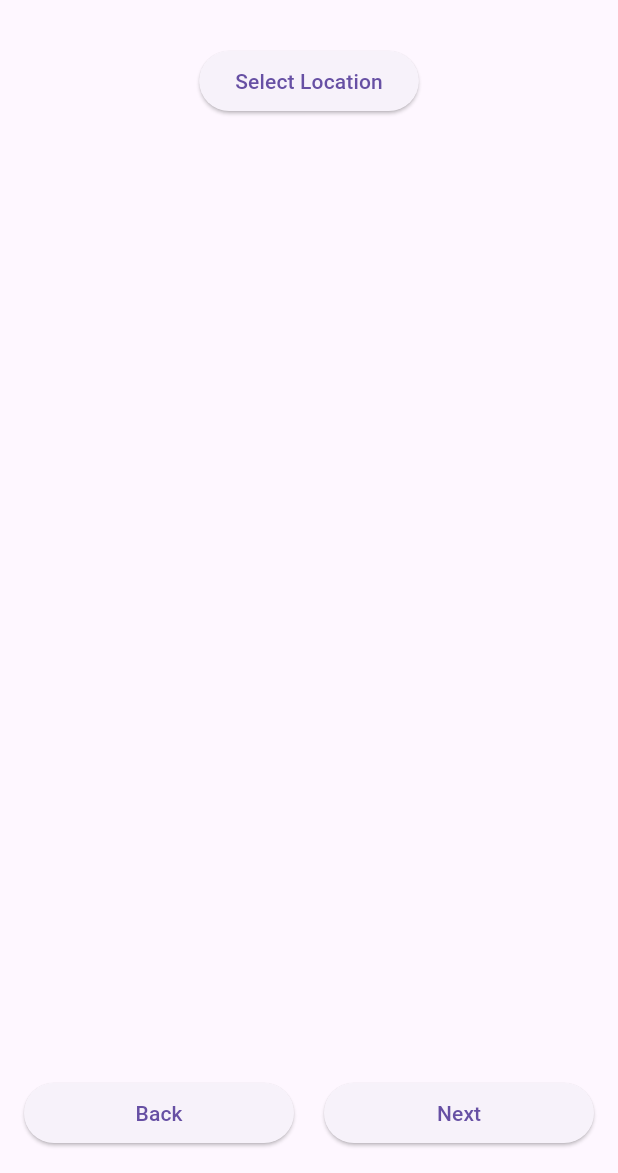
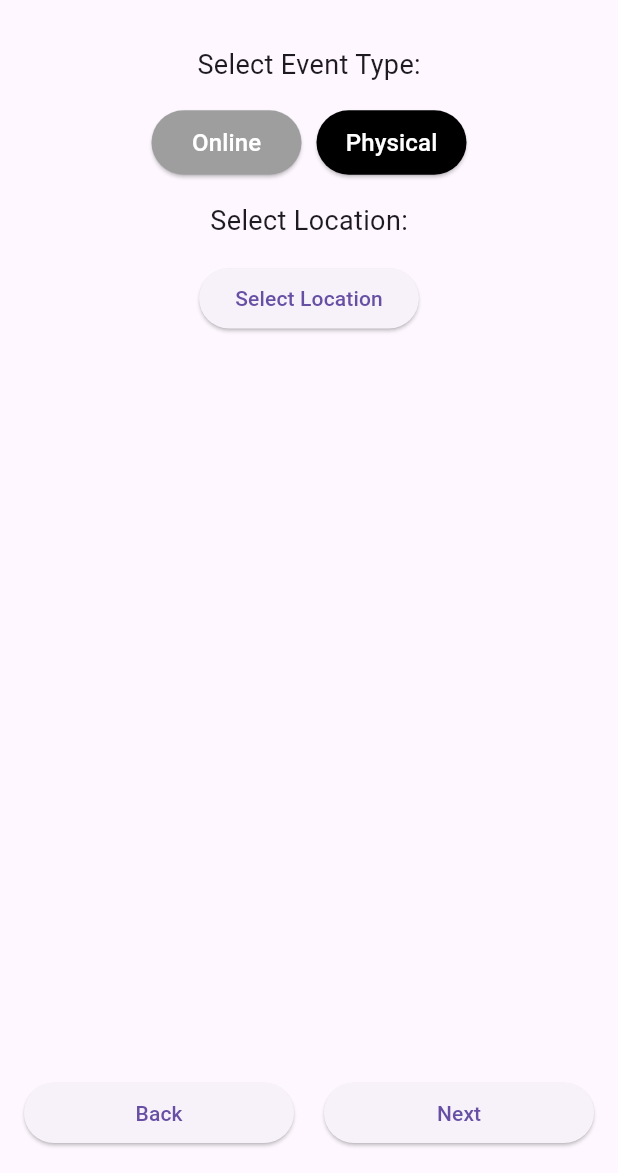
Before and after one commit to Thambara-20/TagMe, a Flutter app: the AddEventForm screen opened directly, swiped to page 2, on a phone screen of 412 x 824 dp, the part 63-1236 px from its top. Run offline on Flutter 3.47's test engine with Material 3 defaults, Android fonts, the phone set to English and light mode, and no system bars; our stand-ins replace cloud_firestore, curved_navigation_bar, firebase_auth, firebase_core, flutter_countdown_timer, font_awesome_flutter and 7 more; missing offline and left inert: flutter_osm_plugin; accounts and stored records are empty; generated files the repository leaves out were written again.

Commit message:
added new filter

```diff
--- a/tag_me/lib/constants/constants.dart
+++ b/tag_me/lib/constants/constants.dart
@@ -127,7 +127,7 @@ const kNavbarSelectedIconColor = Colors.blue;
 
 const kLogoutButtonColor = Color.fromARGB(255, 0, 0, 0);
 const kProfileNormalTextColor = Color.fromARGB(255, 255, 255, 255);
-const kProfilePageBackgroundColorI = Color.fromARGB(255, 0, 43, 103);
+const kProfilePageBackgroundColorI = Color.fromARGB(255, 44, 44, 44);
 const kProfilePageBackgroundColorII = Color.fromARGB(255, 0, 0, 0);
 const kProfileCloseButtonColor = Color.fromARGB(255, 255, 255, 255);
 const kAvatarBackgroundColor = Color.fromARGB(255, 255, 255, 255);
--- a/tag_me/lib/models/event.dart
+++ b/tag_me/lib/models/event.dart
@@ -10,6 +10,7 @@ class Event {
   Map<String, double> coordinates;
   bool isParticipating;
   List<String> participants;
+  late bool isOnline;
 
   Event({
     required this.id,
@@ -23,6 +24,7 @@ class Event {
     required this.geoPoint,
     required this.coordinates,
     required this.participants,
+    required this.isOnline,
   });
 
   Map<String, dynamic> toJson() {
@@ -38,6 +40,7 @@ class Event {
       'coordinates': coordinates, // Include the coordinates field
       'isParticipating': isParticipating,
       'participants': participants,
+      'isOnline': isOnline,
     };
   }
 
@@ -54,6 +57,7 @@ class Event {
       geoPoint: List<double>.from(json['geoPoint']),
       coordinates: Map<String, double>.from(json['coordinates']),
       participants: List<String>.from(json['participants']),
+      isOnline: json['isOnline'],
     );
   }
 }
--- a/tag_me/lib/screens/EventsPage/AddEventPage/AddEventPage.dart
+++ b/tag_me/lib/screens/EventsPage/AddEventPage/AddEventPage.dart
@@ -33,6 +33,7 @@ class _AddEventFormState extends State<AddEventForm> {
     creator: '',
     name: '',
     district: '',
+    isOnline: false,
     startTime: DateTime.now(),
     endTime: DateTime.now(),
     location: '',
@@ -47,8 +48,8 @@ class _AddEventFormState extends State<AddEventForm> {
     super.initState();
     getClub();
 
-
     if (widget.selectedEvent != null) {
+      event.isOnline = widget.selectedEvent!.isOnline;
       event.id = widget.selectedEvent!.id;
       _nameController.text = widget.selectedEvent!.name;
       event.startTime = widget.selectedEvent!.startTime;
@@ -176,6 +177,7 @@ class _AddEventFormState extends State<AddEventForm> {
       if (user != null) {
         Event newEvent = Event(
           id: event.id,
+          isOnline: event.isOnline,
           creator: user.uid,
           name: _nameController.text,
           district: event.district,
--- a/tag_me/lib/screens/EventsPage/AddEventPage/DateTimePage.dart
+++ b/tag_me/lib/screens/EventsPage/AddEventPage/DateTimePage.dart
@@ -1,3 +1,5 @@
+// ignore_for_file: file_names
+
 import 'package:flutter/material.dart';
 import 'package:tag_me/screens/EventsPage/AddEventPage/DateTimePicker.dart';
 
@@ -8,7 +10,7 @@ class DateTimePage extends StatelessWidget {
   final VoidCallback onBack;
   final VoidCallback onSave;
 
-  DateTimePage({
+  const DateTimePage({
     Key? key,
     required this.event,
     required this.onBack,
@@ -37,7 +39,9 @@ class DateTimePage extends StatelessWidget {
                           newDateTime.year,
                           newDateTime.month,
                           newDateTime.day,
-                        ).add(Duration(days: 1)); // Add one day to set to midnight of the next day
+                        ).add(const Duration(
+                            days:
+                                1)); // Add one day to set to midnight of the next day
                       },
                     ),
                     const SizedBox(height: 20),
--- a/tag_me/lib/screens/EventsPage/AddEventPage/LocationPage.dart
+++ b/tag_me/lib/screens/EventsPage/AddEventPage/LocationPage.dart
@@ -4,6 +4,7 @@ import 'package:flutter/material.dart';
 import 'package:flutter_osm_plugin/flutter_osm_plugin.dart';
 import 'package:geocoding/geocoding.dart';
 import 'package:geolocator/geolocator.dart';
+import 'package:get/get_connect/http/src/utils/utils.dart';
 import 'package:tag_me/utilities/locationService.dart';
 import 'package:tag_me/models/event.dart';
 
@@ -24,6 +25,14 @@ class LocationPage extends StatefulWidget {
 }
 
 class _LocationPageState extends State<LocationPage> {
+  bool isOnline = false;
+
+  @override
+  void initState() {
+    super.initState();
+    isOnline = widget.event.isOnline;
+  }
+
   @override
   Widget build(BuildContext context) {
     return Scaffold(
@@ -33,8 +42,73 @@ class _LocationPageState extends State<LocationPage> {
           children: [
             Expanded(
               child: Center(
-                child: Column(
-                  children: [
+                child: Column(children: [
+                  const Text(
+                    'Select Event Type:',
+                    style: TextStyle(fontSize: 18),
+                  ),
+                  const SizedBox(height: 15),
+                  OverflowBar(
+                    alignment: MainAxisAlignment.center,
+                    children: <Widget>[
+                      SizedBox(
+                        width: 100,
+                        child: ElevatedButton(
+                          style: ElevatedButton.styleFrom(
+                            backgroundColor:
+                                isOnline ? Colors.black : Colors.grey,
+                            foregroundColor: Colors.white, // Change text color
+                            padding: const EdgeInsets.all(10), // Add padding
+                            shape: RoundedRectangleBorder(
+                              borderRadius: BorderRadius.circular(
+                                  25), // Add border radius
+                            ),
+                          ),
+                          onPressed: () {
+                            setState(() {
+                              isOnline = true;
+                              widget.event.isOnline = isOnline;
+                              widget.event.location = 'Online Event';
+                            });
+                          },
+                          child: const Text('Online',
+                              style: TextStyle(fontSize: 16)),
+                        ),
+                      ),
+                      const SizedBox(width: 10),
+                      SizedBox(
+                        width: 100,
+                        child: ElevatedButton(
+                          style: ElevatedButton.styleFrom(
+                            backgroundColor:
+                                !isOnline ? Colors.black : Colors.grey,
+                            foregroundColor: Colors.white, // Change text color
+                            padding: const EdgeInsets.all(10), // Add padding
+                            shape: RoundedRectangleBorder(
+                              borderRadius: BorderRadius.circular(
+                                  25), // Add border radius
+                            ),
+                          ),
+                          onPressed: () {
+                            setState(() {
+                              isOnline = false;
+                              widget.event.isOnline = isOnline;
+                              widget.event.location = 'Online Event';
+                            });
+                          },
+                          child: const Text('Physical',
+                              style: TextStyle(fontSize: 16)),
+                        ),
+                      ),
+                    ],
+                  ),
+                  const SizedBox(height: 15),
+                  if (!widget.event.isOnline) ...[
+                    const Text(
+                      'Select Location:',
+                      style: TextStyle(fontSize: 18),
+                    ),
+                    const SizedBox(height: 15),
                     ElevatedButton(
                       onPressed: () async {
                         var p = await showSimplePickerLocation(
@@ -77,13 +151,15 @@ class _LocationPageState extends State<LocationPage> {
                       child: Padding(
                         padding: const EdgeInsets.all(16.0),
                         child: Text(
-                          widget.event.location,
+                          widget.event.location == "Online Event"
+                              ? ""
+                              : widget.event.location,
                           style: const TextStyle(fontSize: 20),
                         ),
                       ),
                     ),
                   ],
-                ),
+                ]),
               ),
             ),
             Row(
--- a/tag_me/lib/screens/EventsPage/AddEventPage/NamePage.dart
+++ b/tag_me/lib/screens/EventsPage/AddEventPage/NamePage.dart
@@ -29,7 +29,8 @@ class NamePage extends StatelessWidget {
                   children: [
                     TextField(
                       controller: nameController,
-                      decoration: const InputDecoration(labelText: 'Event Name'),
+                      decoration:
+                          const InputDecoration(labelText: 'Event Name'),
                     ),
                   ],
                 ),
--- a/tag_me/lib/screens/HomePage/EventBox/EventBox.dart
+++ b/tag_me/lib/screens/HomePage/EventBox/EventBox.dart
@@ -215,6 +215,7 @@ class _EventBoxState extends State<EventBox> {
 
   void _verifyAttendance() {
     Map<String, double> eventGeoPoint = widget.event.coordinates;
+    bool isOnline = widget.event.isOnline;
     showDialog(
       context: context,
       builder: (context) {
@@ -226,7 +227,7 @@ class _EventBoxState extends State<EventBox> {
           actions: [
             TextButton(
               onPressed: () async {
-                isInGeoPointArea = await checkInGeoPointArea(eventGeoPoint);
+                isInGeoPointArea = await checkInGeoPointArea(eventGeoPoint) || isOnline;
                 if (isInGeoPointArea) {
                   if (mounted) {
                     setState(() {
--- a/tag_me/lib/screens/WelcomePage/WelcomePage.dart
+++ b/tag_me/lib/screens/WelcomePage/WelcomePage.dart
@@ -138,7 +138,7 @@ class _HomePageState extends State<WelcomePage> {
                 ],
               ),
               const Text(
-                'Developed by Leo Club of UOM!',
+                'Developed by Leo Club of UOM',
                 style: knormalTextGreyStyle,
               ),
             ],
--- a/tag_me/lib/utilities/eventServices.dart
+++ b/tag_me/lib/utilities/eventServices.dart
@@ -14,6 +14,7 @@ List<Event> processEventData(QuerySnapshot snapshot) {
 
     return Event(
       id: document.id,
+      isOnline: data['isOnline'] ?? false,
       creator: data['creator'] ?? '',
       name: data['name'] ?? '',
       district: data['district'] ?? '',
@@ -52,6 +53,7 @@ Future<void> updateEvent(Event newEvent) async {
         'geoPoint': newEvent.geoPoint,
         'participants': newEvent.participants,
         'isParticipating': newEvent.isParticipating,
+        'isOnline': newEvent.isOnline,
       });
     }
   } catch (e) {}
@@ -83,6 +85,7 @@ Future<void> addEvent(Event newEvent) async {
       'geoPoint': newEvent.geoPoint,
       'participants': newEvent.participants,
       'isParticipating': newEvent.isParticipating,
+      'isOnline': newEvent.isOnline,
     });
 
     newEvent.id = documentReference.id;
@@ -121,6 +124,7 @@ void listenToEvents() async {
 
         return Event(
           id: document.id,
+          isOnline: data['isOnline'] ?? false,
           creator: data['creator'] ?? '',
           name: data['name'] ?? '',
           district: data['district'] ?? '',
@@ -141,7 +145,6 @@ void listenToEvents() async {
   } catch (e) {}
 }
 
-// get event location range in meters
 
 Future<void> getEventLocationRange() async {
   try {
```
